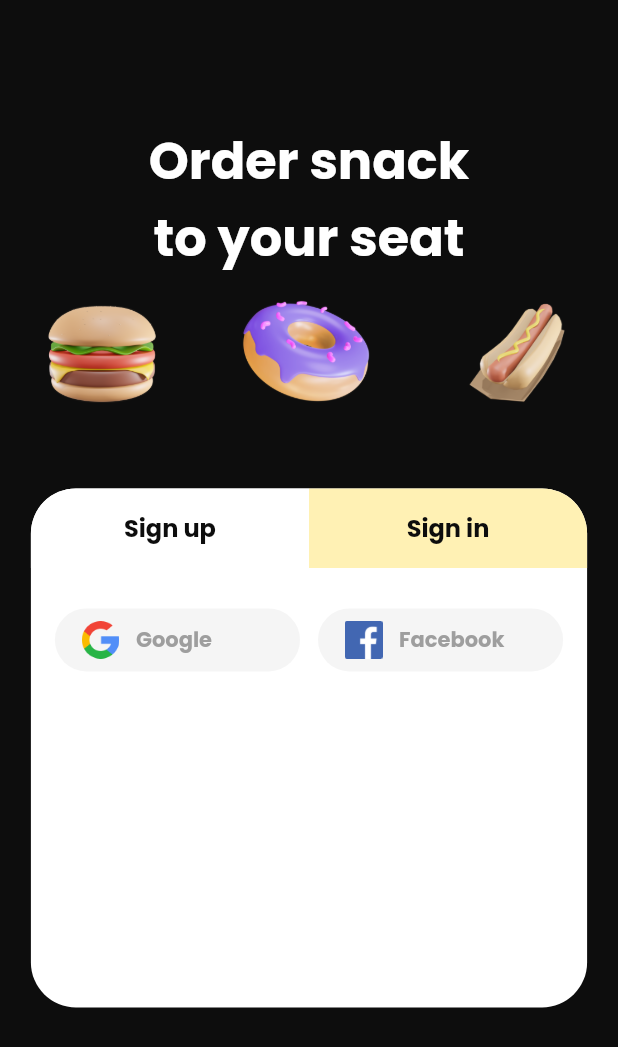
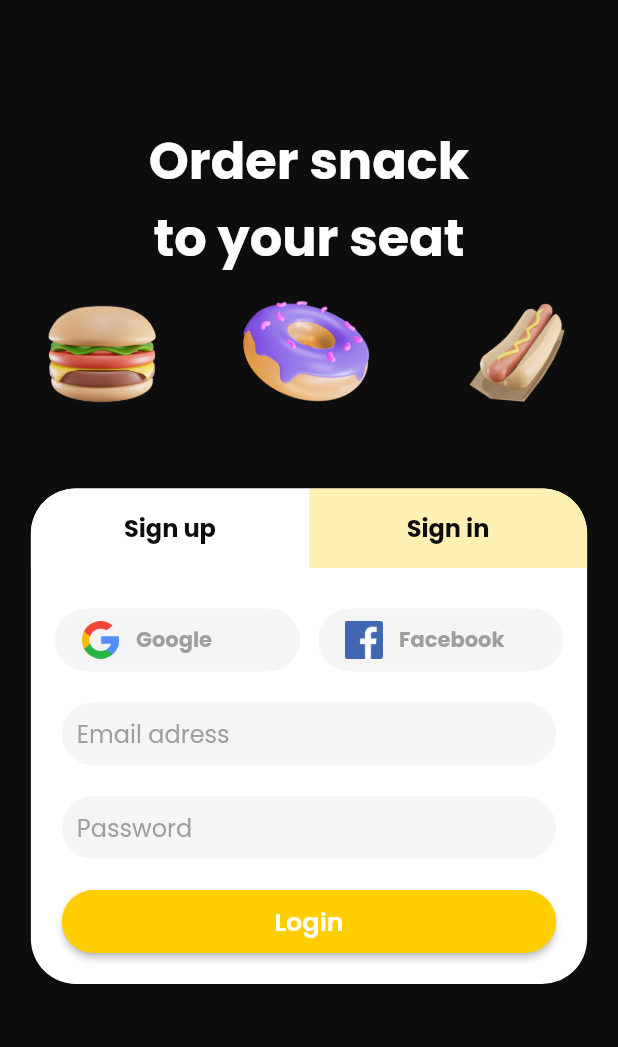
Before and after one commit to fahadhafizdev/food_app, a Flutter app: the screen it shows after launch, on a phone screen of 412 x 824 dp. Shown: the top 1047 px of the screen. Run offline on Flutter 3.47's test engine with Material 2 defaults, Android fonts, the phone set to English and light mode, and no system bars; our stand-ins replace google_fonts.

Commit message:
finish page login

```diff
--- a/lib/shared/theme.dart
+++ b/lib/shared/theme.dart
@@ -31,3 +31,12 @@ FontWeight regular = FontWeight.w400;
 FontWeight medium = FontWeight.w500;
 FontWeight semiBold = FontWeight.w600;
 FontWeight bold = FontWeight.w700;
+
+final ButtonStyle btnStyle1 = ElevatedButton.styleFrom(
+  primary: cYellow,
+  shape: RoundedRectangleBorder(
+    borderRadius: BorderRadius.all(
+      Radius.circular(30),
+    ),
+  ),
+);
--- a/lib/ui/page/login_page.dart
+++ b/lib/ui/page/login_page.dart
@@ -1,14 +1,63 @@
 import 'package:flutter/material.dart';
 import 'package:food_app/shared/theme.dart';
 
-class LoginPage extends StatelessWidget {
+class LoginPage extends StatefulWidget {
   const LoginPage({Key? key}) : super(key: key);
 
   @override
+  State<LoginPage> createState() => _LoginPageState();
+}
+
+class _LoginPageState extends State<LoginPage> {
+  bool isLogin = true;
+  @override
   Widget build(BuildContext context) {
+    Widget btnLogin() {
+      return Container(
+        height: 42,
+        width: lebar,
+        margin: EdgeInsets.symmetric(
+          horizontal: lebar * 0.05,
+          vertical: lebar * 0.05,
+        ),
+        child: ElevatedButton(
+          style: btnStyle1,
+          onPressed: () {},
+          child: Text(
+            'Login',
+            style: tWhite.copyWith(
+              fontWeight: semiBold,
+              fontSize: 17,
+            ),
+          ),
+        ),
+      );
+    }
+
+    Widget btnRegister() {
+      return Container(
+        height: 42,
+        width: lebar,
+        margin: EdgeInsets.symmetric(
+          horizontal: lebar * 0.05,
+          vertical: lebar * 0.05,
+        ),
+        child: ElevatedButton(
+          style: btnStyle1,
+          onPressed: () {},
+          child: Text(
+            'Create account',
+            style: tWhite.copyWith(
+              fontWeight: semiBold,
+              fontSize: 17,
+            ),
+          ),
+        ),
+      );
+    }
+
     Widget authContent() {
       return Container(
-        height: 346,
         width: lebar,
         margin: EdgeInsets.symmetric(horizontal: lebar * 0.05),
         decoration: BoxDecoration(
@@ -20,10 +69,16 @@ class LoginPage extends StatelessWidget {
             Row(
               children: [
                 Expanded(
+                  child: GestureDetector(
+                    onTap: () {
+                      setState(() {
+                        isLogin = false;
+                      });
+                    },
                     child: Container(
                       height: 53,
                       decoration: BoxDecoration(
-                      color: cWhite,
+                        color: isLogin ? cWhite : cOrange,
                         borderRadius: const BorderRadius.only(
                           topLeft: Radius.circular(30),
                         ),
@@ -39,11 +94,18 @@ class LoginPage extends StatelessWidget {
                       ),
                     ),
                   ),
+                ),
                 Expanded(
+                  child: GestureDetector(
+                    onTap: () {
+                      setState(() {
+                        isLogin = true;
+                      });
+                    },
                     child: Container(
                       height: 53,
                       decoration: BoxDecoration(
-                      color: cOrange,
+                        color: isLogin ? cOrange : cWhite,
                         borderRadius: const BorderRadius.only(
                           topRight: Radius.circular(30),
                         ),
@@ -54,6 +116,7 @@ class LoginPage extends StatelessWidget {
                           style: tBlack.copyWith(
                             fontWeight: bold,
                             fontSize: 16,
+                          ),
                         ),
                       ),
                     ),
@@ -126,6 +189,80 @@ class LoginPage extends StatelessWidget {
                 ),
               ],
             ),
+            isLogin
+                ? const SizedBox.shrink()
+                : Container(
+                    height: 42,
+                    width: lebar,
+                    margin: EdgeInsets.fromLTRB(
+                      lebar * 0.05,
+                      lebar * 0.05,
+                      lebar * 0.05,
+                      0,
+                    ),
+                    padding: const EdgeInsets.fromLTRB(10, 0, 10, 0),
+                    decoration: BoxDecoration(
+                      color: cGrey2,
+                      borderRadius: BorderRadius.circular(30),
+                    ),
+                    child: Center(
+                      child: TextFormField(
+                        decoration: InputDecoration.collapsed(
+                          hintText: 'Name',
+                          hintStyle: tGrey.copyWith(
+                            fontWeight: regular,
+                          ),
+                        ),
+                      ),
+                    ),
+                  ),
+            Container(
+              height: 42,
+              width: lebar,
+              margin: EdgeInsets.symmetric(
+                horizontal: lebar * 0.05,
+                vertical: lebar * 0.05,
+              ),
+              padding: const EdgeInsets.fromLTRB(10, 0, 10, 0),
+              decoration: BoxDecoration(
+                color: cGrey2,
+                borderRadius: BorderRadius.circular(30),
+              ),
+              child: Center(
+                child: TextFormField(
+                  decoration: InputDecoration.collapsed(
+                    hintText: 'Email adress',
+                    hintStyle: tGrey.copyWith(
+                      fontWeight: regular,
+                    ),
+                  ),
+                ),
+              ),
+            ),
+            Container(
+              height: 42,
+              width: lebar,
+              margin: EdgeInsets.symmetric(
+                horizontal: lebar * 0.05,
+              ),
+              padding: const EdgeInsets.fromLTRB(10, 0, 10, 0),
+              decoration: BoxDecoration(
+                color: cGrey2,
+                borderRadius: BorderRadius.circular(30),
+              ),
+              child: Center(
+                child: TextFormField(
+                  obscureText: true,
+                  decoration: InputDecoration.collapsed(
+                    hintText: 'Password',
+                    hintStyle: tGrey.copyWith(
+                      fontWeight: regular,
+                    ),
+                  ),
+                ),
+              ),
+            ),
+            isLogin ? btnLogin() : btnRegister(),
           ],
         ),
       );
@@ -133,7 +270,8 @@ class LoginPage extends StatelessWidget {
 
     return Scaffold(
       backgroundColor: cBlack,
-      body: Column(
+      body: SingleChildScrollView(
+        child: Column(
           children: [
             SizedBox(
               height: tinggi * 0.1,
@@ -185,7 +323,11 @@ class LoginPage extends StatelessWidget {
               height: tinggi * 0.05,
             ),
             authContent(),
+            SizedBox(
+              height: tinggi * 0.05,
+            ),
           ],
+        ),
       ),
     );
   }
```
Also changed, not shown: lib/shared/utils.dart (added), 2 other files. Lines whose indentation alone changed are shown as unchanged.
